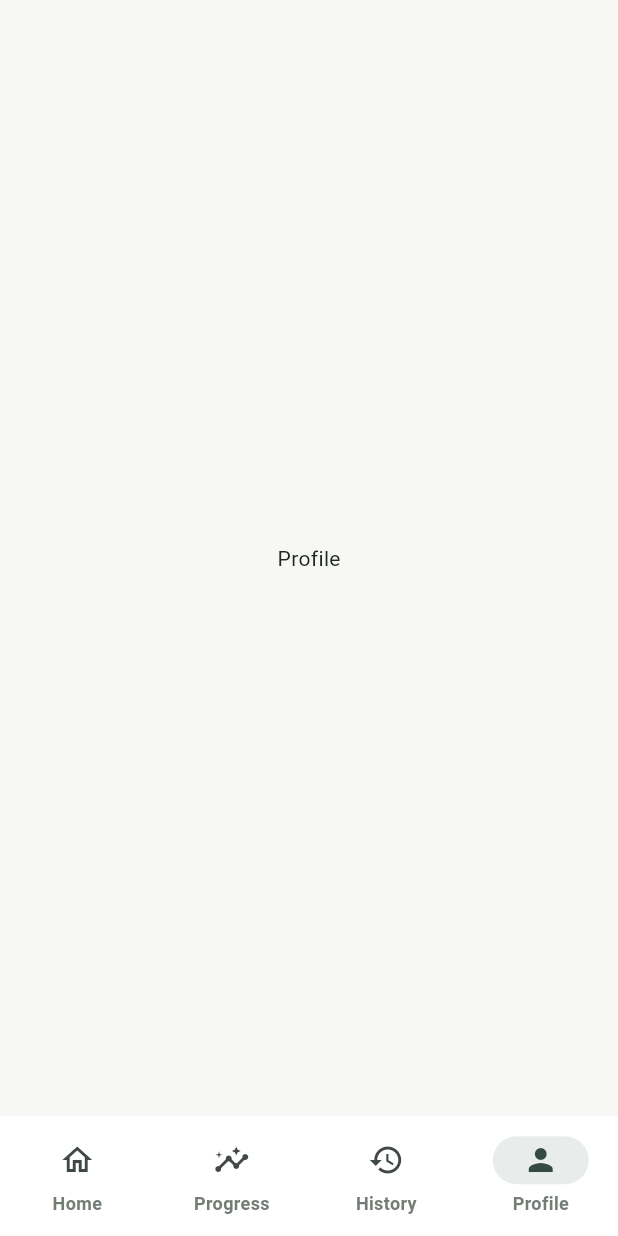
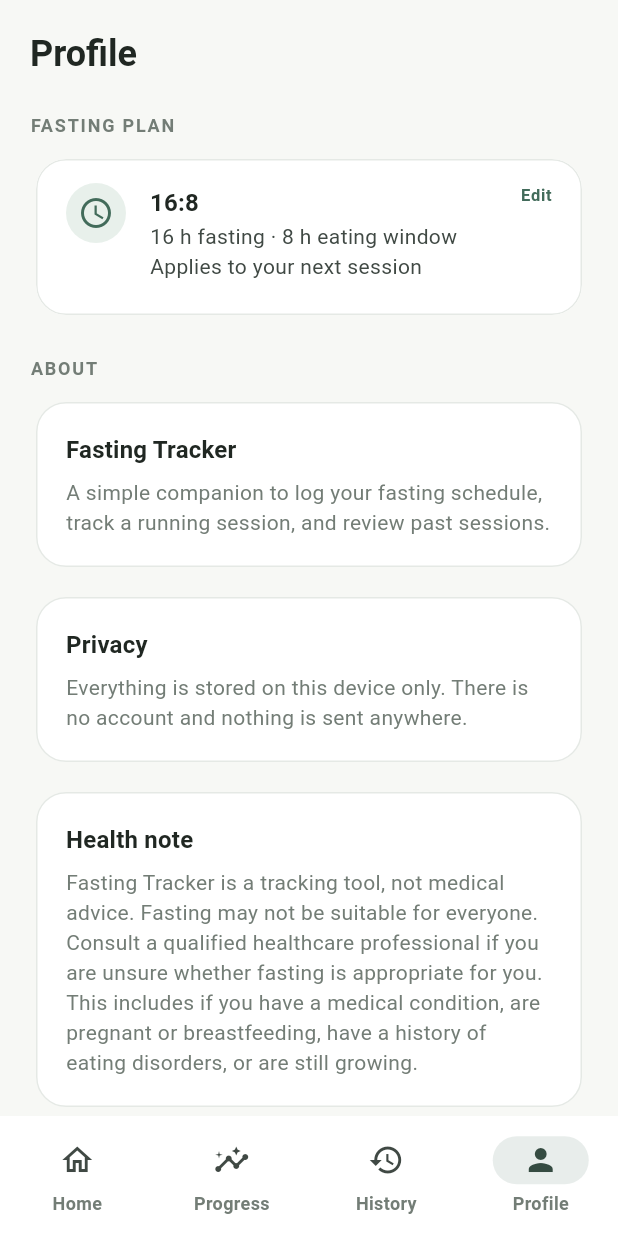
Before and after one commit to MuhammadHideaki-Isd/Fastise, a Flutter app: the screen it shows after launch, after a tap on the "person outline" icon, on a phone screen of 412 x 824 dp. Run offline on Flutter 3.47's test engine with Material 3 defaults, Android fonts, the phone set to English and light mode, and no system bars; our stand-ins replace shared_preferences.

Commit message:
Task 11: profile, settings and data reset

```diff
--- a/lib/app/theme/app_colors.dart
+++ b/lib/app/theme/app_colors.dart
@@ -9,4 +9,6 @@ abstract final class AppColors {
   static const textPrimary = Color(0xFF202722);
   static const textSecondary = Color(0xFF737D76);
   static const border = Color(0xFFE5E9E5);
+  static const warning = Color(0xFFD99A45);
+  static const error = Color(0xFFC65B54);
 }
--- a/lib/features/fasting/application/fasting_controller.dart
+++ b/lib/features/fasting/application/fasting_controller.dart
@@ -76,6 +76,15 @@ class FastingController extends ChangeNotifier {
     return done;
   }
 
+  /// Deletes the plan choice, the active session, and all history.
+  void resetData() {
+    _selectedPlan = FastingPlan.defaultPlan;
+    _active = null;
+    _completed.clear();
+    unawaited(_repo?.clearAll());
+    notifyListeners();
+  }
+
   /// Discards the active session without saving it to history.
   void cancelFasting() {
     if (_active == null) return;
--- a/lib/features/profile/presentation/profile_screen.dart
+++ b/lib/features/profile/presentation/profile_screen.dart
@@ -1,10 +1,174 @@
 import 'package:flutter/material.dart';
+
+import '../../../app/theme/app_colors.dart';
+import '../../../shared/widgets/confirmation_dialog.dart';
+import '../../fasting/application/fasting_scope.dart';
+import '../../fasting/presentation/plan_selection_screen.dart';
 
 class ProfileScreen extends StatelessWidget {
   const ProfileScreen({super.key});
 
   @override
   Widget build(BuildContext context) {
-    return const Center(child: Text('Profile'));
+    final controller = FastingScope.of(context);
+    final plan = controller.selectedPlan;
+    final theme = Theme.of(context);
+
+    return SafeArea(
+      child: ListView(
+        padding: const EdgeInsets.fromLTRB(20, 20, 20, 32),
+        children: [
+          Text(
+            'Profile',
+            style: theme.textTheme.headlineSmall?.copyWith(
+              fontWeight: FontWeight.w700,
+            ),
+          ),
+          const SizedBox(height: 24),
+          const _SectionLabel('FASTING PLAN'),
+          const SizedBox(height: 10),
+          Card(
+            clipBehavior: Clip.antiAlias,
+            child: ListTile(
+              onTap: () => Navigator.of(context).push(
+                MaterialPageRoute<void>(
+                  builder: (_) => const PlanSelectionScreen(),
+                ),
+              ),
+              contentPadding: const EdgeInsets.symmetric(
+                horizontal: 20,
+                vertical: 8,
+              ),
+              leading: const CircleAvatar(
+                backgroundColor: AppColors.primarySoft,
+                child: Icon(Icons.schedule, color: AppColors.primary),
+              ),
+              title: Text(
+                plan.name,
+                style: theme.textTheme.titleMedium?.copyWith(
+                  fontWeight: FontWeight.w700,
+                ),
+              ),
+              subtitle: Text(
+                '${plan.fastingHours} h fasting · '
+                '${plan.eatingHours} h eating window\n'
+                'Applies to your next session',
+              ),
+              isThreeLine: true,
+              trailing: const Text(
+                'Edit',
+                style: TextStyle(
+                  color: AppColors.primary,
+                  fontWeight: FontWeight.w700,
+                ),
+              ),
+            ),
+          ),
+          const SizedBox(height: 24),
+          const _SectionLabel('ABOUT'),
+          const SizedBox(height: 10),
+          const _InfoCard(
+            title: 'Fasting Tracker',
+            body:
+                'A simple companion to log your fasting schedule, track a '
+                'running session, and review past sessions.',
+          ),
+          const SizedBox(height: 12),
+          const _InfoCard(
+            title: 'Privacy',
+            body:
+                'Everything is stored on this device only. There is no '
+                'account and nothing is sent anywhere.',
+          ),
+          const SizedBox(height: 12),
+          const _InfoCard(
+            title: 'Health note',
+            body:
+                'Fasting Tracker is a tracking tool, not medical advice. '
+                'Fasting may not be suitable for everyone. Consult a '
+                'qualified healthcare professional if you are unsure whether '
+                'fasting is appropriate for you. This includes if you have a '
+                'medical condition, are pregnant or breastfeeding, have a '
+                'history of eating disorders, or are still growing.',
+          ),
+          const SizedBox(height: 24),
+          const _SectionLabel('DATA'),
+          const SizedBox(height: 10),
+          OutlinedButton.icon(
+            onPressed: () async {
+              final ok = await showConfirmationDialog(
+                context,
+                title: 'Reset all data?',
+                message:
+                    'This deletes your history, any running session, and '
+                    'your plan choice from this device. It cannot be undone.',
+                confirmLabel: 'Reset',
+              );
+              if (ok) controller.resetData();
+            },
+            style: OutlinedButton.styleFrom(
+              foregroundColor: AppColors.error,
+              minimumSize: const Size.fromHeight(52),
+              side: const BorderSide(color: AppColors.error),
+            ),
+            icon: const Icon(Icons.delete_outline),
+            label: const Text('Reset all data'),
+          ),
+        ],
+      ),
+    );
   }
 }
+
+class _SectionLabel extends StatelessWidget {
+  const _SectionLabel(this.text);
+
+  final String text;
+
+  @override
+  Widget build(BuildContext context) {
+    return Text(
+      text,
+      style: Theme.of(context).textTheme.labelMedium?.copyWith(
+        color: AppColors.textSecondary,
+        fontWeight: FontWeight.w700,
+        letterSpacing: 1.2,
+      ),
+    );
+  }
+}
+
+class _InfoCard extends StatelessWidget {
+  const _InfoCard({required this.title, required this.body});
+
+  final String title;
+  final String body;
+
+  @override
+  Widget build(BuildContext context) {
+    final textTheme = Theme.of(context).textTheme;
+    return Card(
+      child: Padding(
+        padding: const EdgeInsets.all(20),
+        child: Column(
+          crossAxisAlignment: CrossAxisAlignment.start,
+          children: [
+            Text(
+              title,
+              style: textTheme.titleMedium?.copyWith(
+                fontWeight: FontWeight.w700,
+              ),
+            ),
+            const SizedBox(height: 6),
+            Text(
+              body,
+              style: textTheme.bodyMedium?.copyWith(
+                color: AppColors.textSecondary,
+              ),
+            ),
+          ],
+        ),
+      ),
+    );
+  }
+}
```
Also changed, not shown: 1 other file.
